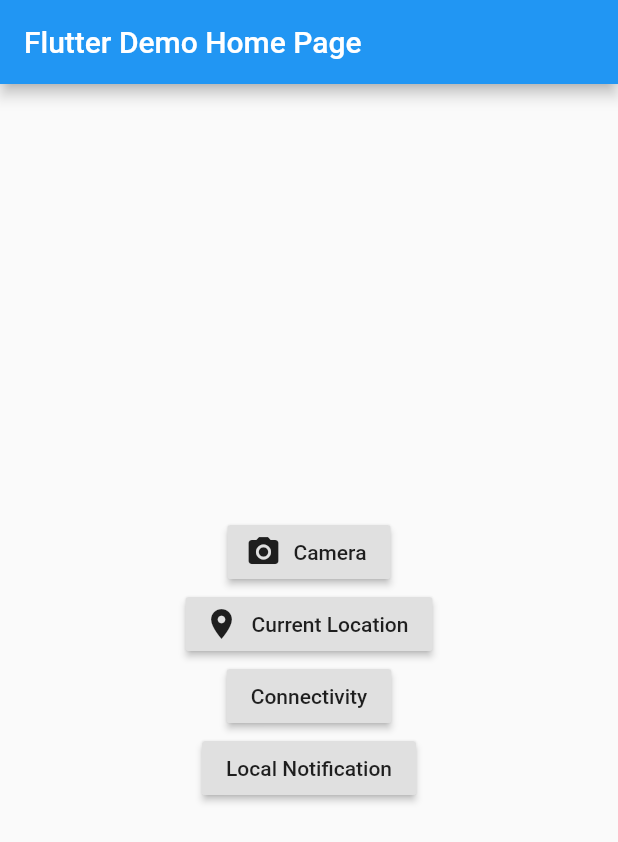
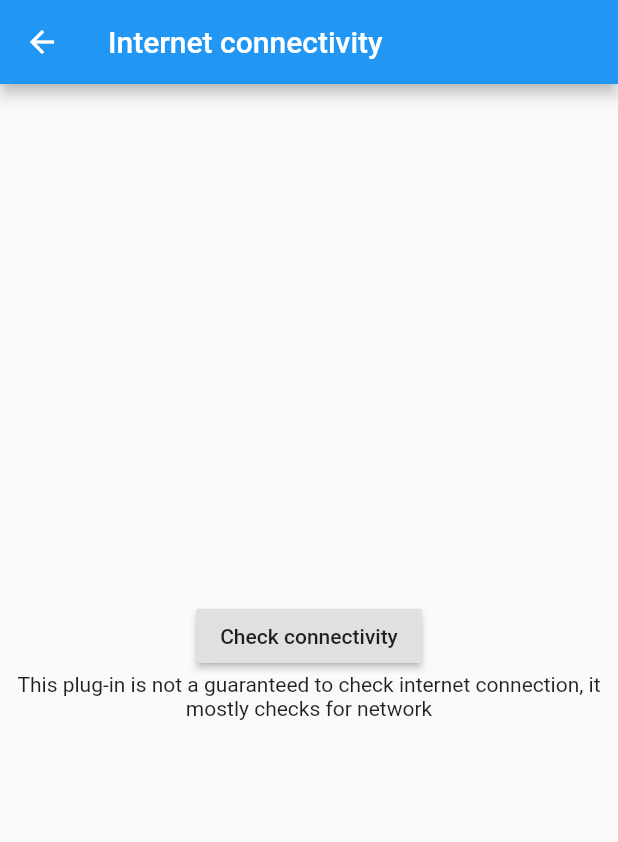
Before and after one commit to a-ng9/test_flutter, a Flutter app: the screen it shows after launch, after a tap on "Connectivity", on a phone screen of 412 x 824 dp. Shown: the top 842 px of the screen. Run offline on Flutter 3.47's test engine with Material 2 defaults, Android fonts, the phone set to English and light mode, and no system bars; our stand-ins replace connectivity, image_picker, location.

Commit message:
checking internet connection updated
It mostly checks network, not internet

```diff
--- a/lib/main.dart
+++ b/lib/main.dart
@@ -1,7 +1,8 @@
 import 'package:flutter/material.dart';
+import 'package:test_flutter/screens/connectivity.dart';
 
 import 'package:test_flutter/screens/camera.dart';
-// import 'package:test_flutter/screens/location_screen.dart';
+import 'package:test_flutter/widgets/connectivity.dart';
 
 import 'package:test_flutter/widgets/location_input.dart';
 
@@ -15,7 +16,7 @@ class MyApp extends StatelessWidget {
       theme: ThemeData(
         primarySwatch: Colors.blue,
       ),
-      home: MyHomePage(title: 'Flutter Demo Home Page'),
+      home: MyHomePage(title: 'Flutter Testing Home Page'),
     );
   }
 }
@@ -50,9 +51,15 @@ class _MyHomePageState extends State<MyHomePage> {
                 },
               ),
               LocationInput(),
-              RaisedButton(
-                onPressed: () {},
-                child: Text("Connectivity"),
+              RaisedButton.icon(
+                icon: Icon(Icons.wifi_tethering),
+                label: Text("Connectivity"),
+                onPressed: () {
+                  Navigator.push(
+                      context,
+                      MaterialPageRoute(
+                          builder: (context) => InternetConnectivity()));
+                },
               ),
               RaisedButton(
                 onPressed: () {},
--- /dev/null
+++ b/lib/screens/connectivity.dart
@@ -0,0 +1,64 @@
+import 'package:connectivity/connectivity.dart';
+import 'package:flutter/material.dart';
+
+class InternetConnectivity extends StatefulWidget {
+  @override
+  _InternetConnectivityState createState() => _InternetConnectivityState();
+}
+
+class _InternetConnectivityState extends State<InternetConnectivity> {
+  @override
+  Widget build(BuildContext context) {
+    return Scaffold(
+        appBar: AppBar(
+          title: Text('Internet connectivity'),
+        ),
+        body: Padding(
+          padding: const EdgeInsets.all(8.0),
+          child: Center(
+              child: Column(
+            mainAxisAlignment: MainAxisAlignment.center,
+            children: <Widget>[
+              RaisedButton(
+                child: Text('Check connectivity'),
+                onPressed: _checkInternetConnectivity,
+              ),
+              Text(
+                "This plug-in is not a guaranteed to check internet connection, it mostly checks for network",
+                textAlign: TextAlign.center,
+              ),
+            ],
+          )),
+        ));
+  }
+
+  _checkInternetConnectivity() async {
+    var result = await Connectivity().checkConnectivity();
+    if (result == ConnectivityResult.none) {
+      _showDialog('No internet', "You are not connected to a network");
+    } else if (result == ConnectivityResult.mobile) {
+      _showDialog('Internet access', "You are connected over MOBILE DATA");
+    } else if (result == ConnectivityResult.wifi) {
+      _showDialog('Internet access', "You are connected over WIFI");
+    }
+  }
+
+  _showDialog(title, text) {
+    showDialog(
+        context: context,
+        builder: (context) {
+          return AlertDialog(
+            title: Text(title),
+            content: Text(text),
+            actions: <Widget>[
+              FlatButton(
+                child: Text('Ok'),
+                onPressed: () {
+                  Navigator.of(context).pop();
+                },
+              ),
+            ],
+          );
+        });
+  }
+}
--- /dev/null
+++ b/lib/widgets/connectivity.dart
@@ -0,0 +1,4 @@
+import 'package:flutter/material.dart';
+import 'package:connectivity/connectivity.dart';
+
+_checkInternet() {}
--- a/pubspec.yaml
+++ b/pubspec.yaml
@@ -25,6 +25,10 @@ dependencies:
   cupertino_icons: ^0.1.2
   image_picker: 0.6.1+10
   location: 2.3.5
+  connectivity: 0.4.5+2
+  data_connection_checker: 0.3.4
+
+
 
 
 
```
Also changed, not shown: lib/screens/location_screen.dart (deleted, +0 -16 lines), pubspec.lock, 1 other file.
